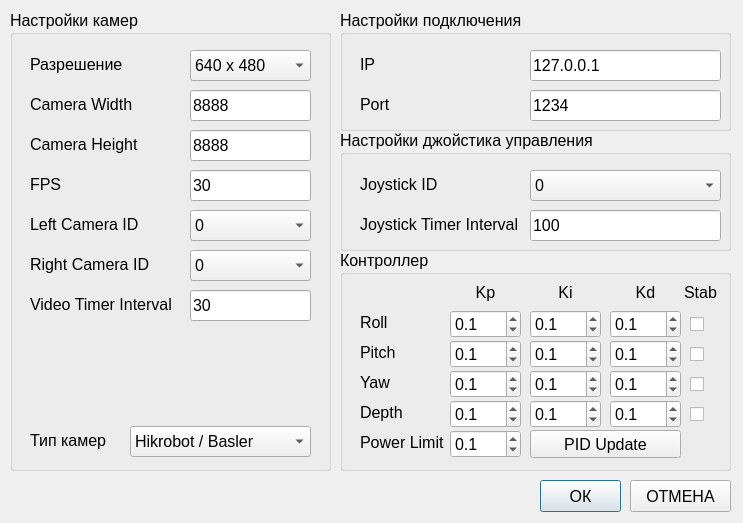
Old version of the form SevROVWorkstation/settingswindow.ui in the repository valabsoft/auv-chersonese.
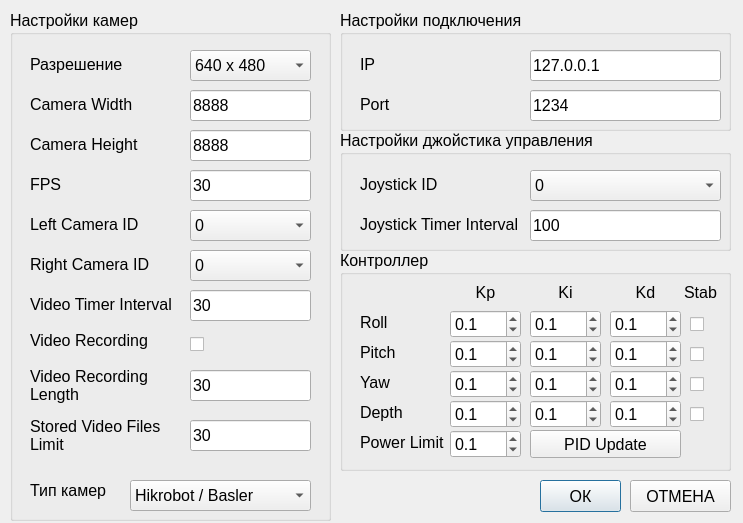
New version of the form.

Patch:
```diff
--- a/SevROVWorkstation/settingswindow.ui
+++ b/SevROVWorkstation/settingswindow.ui
@@ -55,7 +55,7 @@
      <x>10</x>
      <y>10</y>
      <width>321</width>
-     <height>461</height>
+     <height>511</height>
     </rect>
    </property>
    <property name="font">
@@ -395,7 +395,7 @@
     <property name="geometry">
      <rect>
       <x>20</x>
-      <y>420</y>
+      <y>470</y>
       <width>101</width>
       <height>21</height>
      </rect>
@@ -416,7 +416,7 @@
     <property name="geometry">
      <rect>
       <x>120</x>
-      <y>416</y>
+      <y>470</y>
       <width>181</width>
       <height>31</height>
      </rect>
@@ -432,6 +432,120 @@
      </property>
     </item>
    </widget>
+   <widget class="QLabel" name="lbVideoRecording">
+    <property name="geometry">
+     <rect>
+      <x>20</x>
+      <y>320</y>
+      <width>150</width>
+      <height>21</height>
+     </rect>
+    </property>
+    <property name="font">
+     <font>
+      <pointsize>12</pointsize>
+     </font>
+    </property>
+    <property name="text">
+     <string>Video Recording</string>
+    </property>
+    <property name="alignment">
+     <set>Qt::AlignmentFlag::AlignLeading|Qt::AlignmentFlag::AlignLeft|Qt::AlignmentFlag::AlignVCenter</set>
+    </property>
+   </widget>
+   <widget class="QCheckBox" name="cbVideoRecording">
+    <property name="geometry">
+     <rect>
+      <x>180</x>
+      <y>320</y>
+      <width>21</width>
+      <height>28</height>
+     </rect>
+    </property>
+    <property name="text">
+     <string/>
+    </property>
+   </widget>
+   <widget class="QLabel" name="lbVideoRecordingLength">
+    <property name="geometry">
+     <rect>
+      <x>20</x>
+      <y>350</y>
+      <width>151</width>
+      <height>51</height>
+     </rect>
+    </property>
+    <property name="font">
+     <font>
+      <pointsize>12</pointsize>
+     </font>
+    </property>
+    <property name="text">
+     <string>Video Recording Length</string>
+    </property>
+    <property name="alignment">
+     <set>Qt::AlignmentFlag::AlignLeading|Qt::AlignmentFlag::AlignLeft|Qt::AlignmentFlag::AlignVCenter</set>
+    </property>
+    <property name="wordWrap">
+     <bool>true</bool>
+    </property>
+   </widget>
+   <widget class="QLineEdit" name="leVideoRecordingLength">
+    <property name="geometry">
+     <rect>
+      <x>180</x>
+      <y>360</y>
+      <width>121</width>
+      <height>31</height>
+     </rect>
+    </property>
+    <property name="text">
+     <string>30</string>
+    </property>
+    <property name="alignment">
+     <set>Qt::AlignmentFlag::AlignLeading|Qt::AlignmentFlag::AlignLeft|Qt::AlignmentFlag::AlignVCenter</set>
+    </property>
+   </widget>
+   <widget class="QLabel" name="lbStoredVideoFilesLimit">
+    <property name="geometry">
+     <rect>
+      <x>20</x>
+      <y>400</y>
+      <width>151</width>
+      <height>51</height>
+     </rect>
+    </property>
+    <property name="font">
+     <font>
+      <pointsize>12</pointsize>
+     </font>
+    </property>
+    <property name="text">
+     <string>Stored Video Files Limit</string>
+    </property>
+    <property name="alignment">
+     <set>Qt::AlignmentFlag::AlignLeading|Qt::AlignmentFlag::AlignLeft|Qt::AlignmentFlag::AlignVCenter</set>
+    </property>
+    <property name="wordWrap">
+     <bool>true</bool>
+    </property>
+   </widget>
+   <widget class="QLineEdit" name="leStoredVideoFilesLimit">
+    <property name="geometry">
+     <rect>
+      <x>180</x>
+      <y>410</y>
+      <width>121</width>
+      <height>31</height>
+     </rect>
+    </property>
+    <property name="text">
+     <string>30</string>
+    </property>
+    <property name="alignment">
+     <set>Qt::AlignmentFlag::AlignLeading|Qt::AlignmentFlag::AlignLeft|Qt::AlignmentFlag::AlignVCenter</set>
+    </property>
+   </widget>
   </widget>
   <widget class="QGroupBox" name="gbCameraSettings_2">
    <property name="geometry">
```
Left out of the diff: 32 changed lines with no effect on the pictures.
